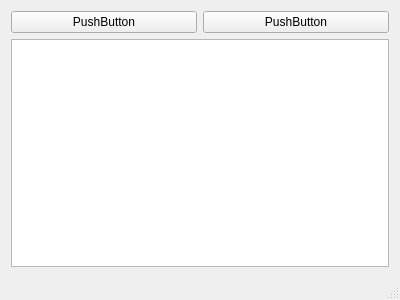
This is source/smallsmt-openpnp-server/mainwindow.ui in jarekkt/smallsmt-openpnp as Qt 5 draws it before an edit. The edited form follows.
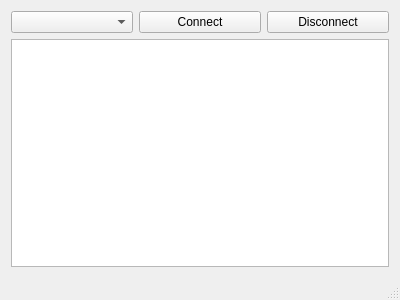
This is the edited form.

Patch:
```diff
--- a/source/smallsmt-openpnp-server/mainwindow.ui
+++ b/source/smallsmt-openpnp-server/mainwindow.ui
@@ -17,17 +17,20 @@
    <layout class="QVBoxLayout" name="verticalLayout">
     <item>
      <layout class="QGridLayout" name="gridLayout">
-      <item row="0" column="0">
-       <widget class="QPushButton" name="pushButton_2">
+      <item row="1" column="3">
+       <widget class="QPushButton" name="pushButtonDisconnect">
         <property name="text">
-         <string>PushButton</string>
+         <string>Disconnect</string>
         </property>
        </widget>
       </item>
-      <item row="0" column="1">
-       <widget class="QPushButton" name="pushButton">
+      <item row="1" column="0">
+       <widget class="QComboBox" name="comboBoxSerialPorts"/>
+      </item>
+      <item row="1" column="1">
+       <widget class="QPushButton" name="pushButtonConnect">
         <property name="text">
-         <string>PushButton</string>
+         <string>Connect</string>
         </property>
        </widget>
       </item>
```
Left out of the diff: 25 changed lines with no effect on the pictures.
